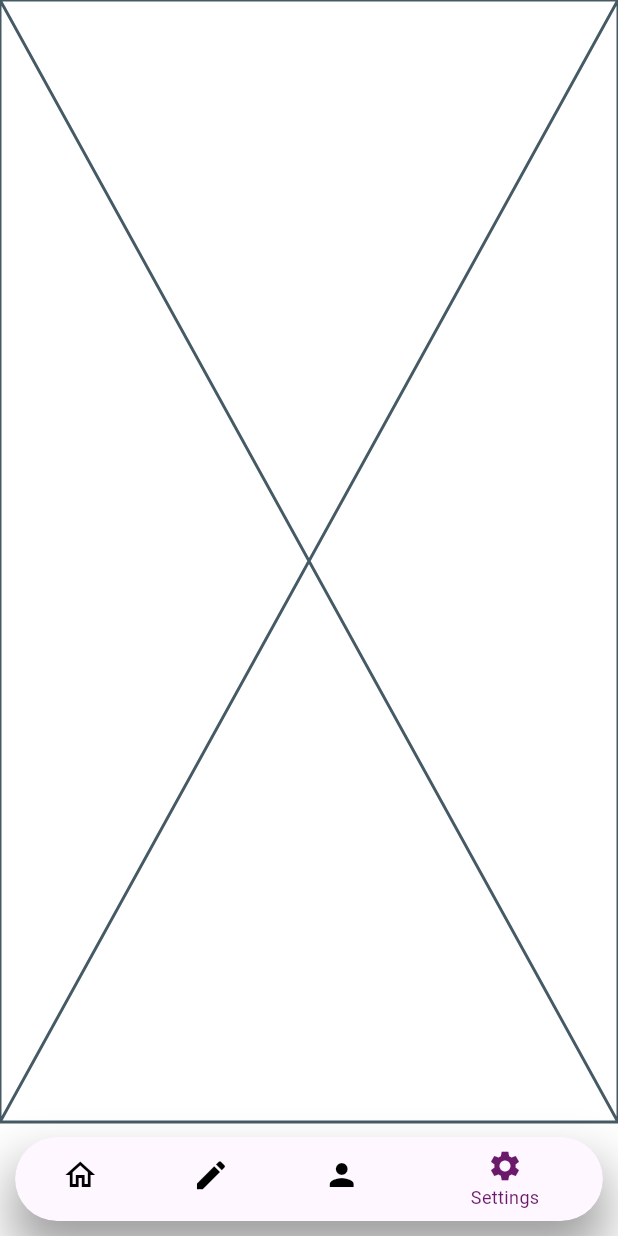
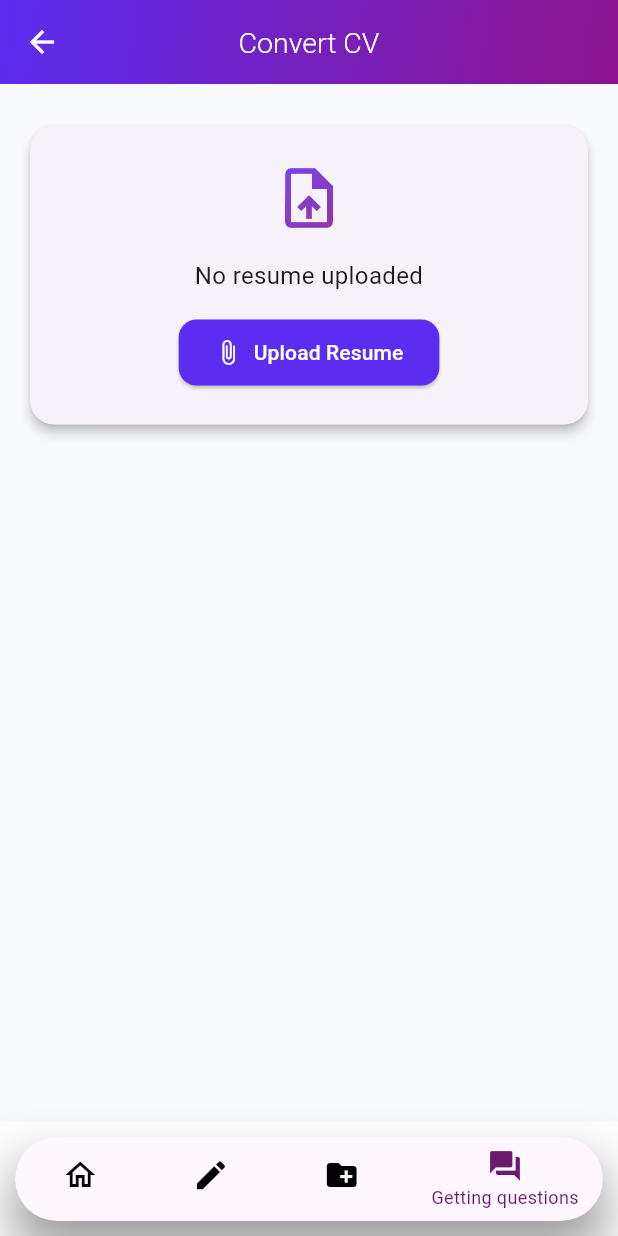
Before and after one commit to Sedraalsabagh/salamhack, a Flutter app: the screen it shows after launch, item 4 of the bottom bar chosen, on a phone screen of 412 x 824 dp. Run offline on Flutter 3.47's test engine with Material 3 defaults, Android fonts, the phone set to English and light mode, and no system bars; our stand-ins replace animate_do, bloc, dio, file_picker, flutter_bloc, simple_animations.

Commit message:
add converCV

```diff
--- /dev/null
+++ b/lib/presentaion/screen/convertCV.dart
@@ -0,0 +1,171 @@
+import 'package:flutter/material.dart';
+import 'package:file_picker/file_picker.dart';
+
+class ConvertCvScreen extends StatefulWidget {
+  const ConvertCvScreen({super.key});
+
+  @override
+  State<ConvertCvScreen> createState() => _ConvertCvScreenState();
+}
+
+class _ConvertCvScreenState extends State<ConvertCvScreen> {
+  PlatformFile? uploadedFile;
+
+  final LinearGradient myGradient = const LinearGradient(
+    colors: [
+      Color.fromARGB(255, 91, 45, 240),
+      Color.fromARGB(255, 141, 20, 141),
+    ],
+    begin: Alignment.topLeft,
+    end: Alignment.bottomRight,
+  );
+
+  Future<void> pickResume() async {
+    final result = await FilePicker.platform.pickFiles(
+      type: FileType.custom,
+      allowedExtensions: ['pdf', 'docx'],
+    );
+
+    if (result != null) {
+      setState(() {
+        uploadedFile = result.files.first;
+      });
+    }
+  }
+
+  @override
+  Widget build(BuildContext context) {
+    return Scaffold(
+      backgroundColor: const Color(0xfff8f9fD),
+      appBar: AppBar(
+        title: const Text(
+          'Convert CV',
+          style: TextStyle(
+              color: Colors.white, fontSize: 19, fontWeight: FontWeight.w300),
+        ),
+        centerTitle: true,
+        leading: const Icon(Icons.arrow_back, color: Colors.white),
+        flexibleSpace: Container(
+          decoration: BoxDecoration(gradient: myGradient),
+        ),
+      ),
+      body: Column(
+        children: [
+          const SizedBox(height: 24),
+          Padding(
+            padding: const EdgeInsets.symmetric(horizontal: 16),
+            child: Card(
+              elevation: 3,
+              shape: RoundedRectangleBorder(
+                  borderRadius: BorderRadius.circular(16)),
+              child: Container(
+                padding: const EdgeInsets.all(24),
+                width: double.infinity,
+                child: Column(
+                  children: [
+                    ShaderMask(
+                      shaderCallback: (Rect bounds) {
+                        return myGradient.createShader(bounds);
+                      },
+                      blendMode: BlendMode.srcIn,
+                      child: const Icon(Icons.upload_file, size: 48),
+                    ),
+                    const SizedBox(height: 16),
+                    Text(
+                      uploadedFile == null
+                          ? 'No resume uploaded'
+                          : 'Uploaded: ${uploadedFile!.name}',
+                      textAlign: TextAlign.center,
+                      style: const TextStyle(fontSize: 16),
+                    ),
+                    const SizedBox(height: 16),
+                    ElevatedButton.icon(
+                      onPressed: pickResume,
+                      icon: const Icon(Icons.attach_file),
+                      label: const Text('Upload Resume'),
+                      style: ElevatedButton.styleFrom(
+                        backgroundColor: const Color.fromARGB(255, 91, 45, 240),
+                        foregroundColor: Colors.white,
+                        padding: const EdgeInsets.symmetric(
+                            horizontal: 24, vertical: 12),
+                        shape: RoundedRectangleBorder(
+                            borderRadius: BorderRadius.circular(12)),
+                      ),
+                    ),
+                  ],
+                ),
+              ),
+            ),
+          ),
+          const SizedBox(height: 20),
+          if (uploadedFile != null)
+            Padding(
+              padding: const EdgeInsets.symmetric(horizontal: 16),
+              child: ElevatedButton(
+                onPressed: () {
+                  Navigator.push(
+                    context,
+                    MaterialPageRoute(
+                      builder: (context) =>
+                          ViewResumeScreen(fileName: uploadedFile!.name),
+                    ),
+                  );
+                },
+                style: ElevatedButton.styleFrom(
+                  backgroundColor: Colors.white,
+                  foregroundColor: const Color.fromARGB(255, 91, 45, 240),
+                  side:
+                      const BorderSide(color: Color.fromARGB(255, 91, 45, 240)),
+                  padding:
+                      const EdgeInsets.symmetric(horizontal: 24, vertical: 12),
+                  shape: RoundedRectangleBorder(
+                      borderRadius: BorderRadius.circular(12)),
+                ),
+                child: const Text('View ATS Resume',
+                    style: TextStyle(fontSize: 16)),
+              ),
+            ),
+        ],
+      ),
+    );
+  }
+}
+
+class ViewResumeScreen extends StatelessWidget {
+  final String fileName;
+
+  const ViewResumeScreen({super.key, required this.fileName});
+
+  @override
+  Widget build(BuildContext context) {
+    final LinearGradient myGradient = const LinearGradient(
+      colors: [
+        Color.fromARGB(255, 91, 45, 240),
+        Color.fromARGB(255, 141, 20, 141),
+      ],
+    );
+
+    return Scaffold(
+      backgroundColor: const Color(0xfff8f9fD),
+      appBar: AppBar(
+        title: const Text(
+          'ATS Resume',
+          style: TextStyle(
+              color: Colors.white, fontSize: 19, fontWeight: FontWeight.w300),
+        ),
+        centerTitle: true,
+        iconTheme: const IconThemeData(color: Colors.white),
+        flexibleSpace: Container(
+          decoration: BoxDecoration(gradient: myGradient),
+        ),
+      ),
+      body: Center(
+        child: Text(
+          'Here is your ATS Resume:\n$fileName',
+          textAlign: TextAlign.center,
+          style: const TextStyle(fontSize: 18),
+        ),
+      ),
+    );
+  }
+}
--- a/lib/presentaion/screen/widget/bouttom_navigation.dart
+++ b/lib/presentaion/screen/widget/bouttom_navigation.dart
@@ -1,5 +1,6 @@
 import 'package:devloper_app/presentaion/screen/Home.dart';
 import 'package:devloper_app/presentaion/screen/ResumeEvaluator.dart';
+import 'package:devloper_app/presentaion/screen/convertCV.dart';
 
 import 'package:flutter/material.dart';
 
@@ -19,7 +20,7 @@ class _BottomNavigationState extends State<BottomNavigation> {
     HomePage(),
     ProfileScreen(),
     ResumeEvaluatorApp(),
-    Placeholder(),
+    ConvertCvScreen(),
   ];
 
   @override
@@ -62,12 +63,12 @@ class _BottomNavigationState extends State<BottomNavigation> {
                   label: "Create CV",
                 ),
                 BottomNavigationBarItem(
-                  icon: Icon(Icons.person),
-                  label: "Profile",
+                  icon: Icon(Icons.create_new_folder),
+                  label: "ResumeEvaluator",
                 ),
                 BottomNavigationBarItem(
-                  icon: Icon(Icons.settings),
-                  label: "Settings",
+                  icon: Icon(Icons.question_answer),
+                  label: "Getting questions",
                 ),
               ],
             ),
--- a/pubspec.yaml
+++ b/pubspec.yaml
@@ -47,6 +47,7 @@ dependencies:
   json_serializable: ^6.9.4
   pretty_dio_logger: ^1.4.0
   retrofit: ^4.4.2
+  file_picker: ^6.1.1
 
 dev_dependencies:
   flutter_lints: ^3.0.0
```
Also changed, not shown: pubspec.lock.
